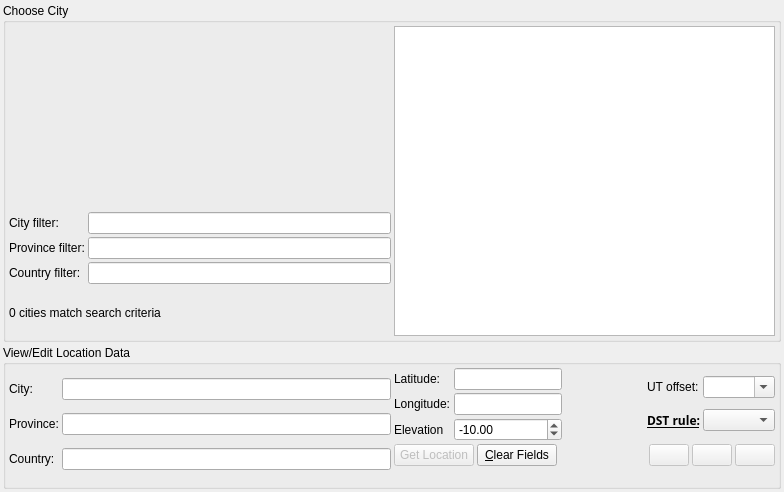
KDE/kstars, file kstars/dialogs/locationdialog.ui: the form before one commit.
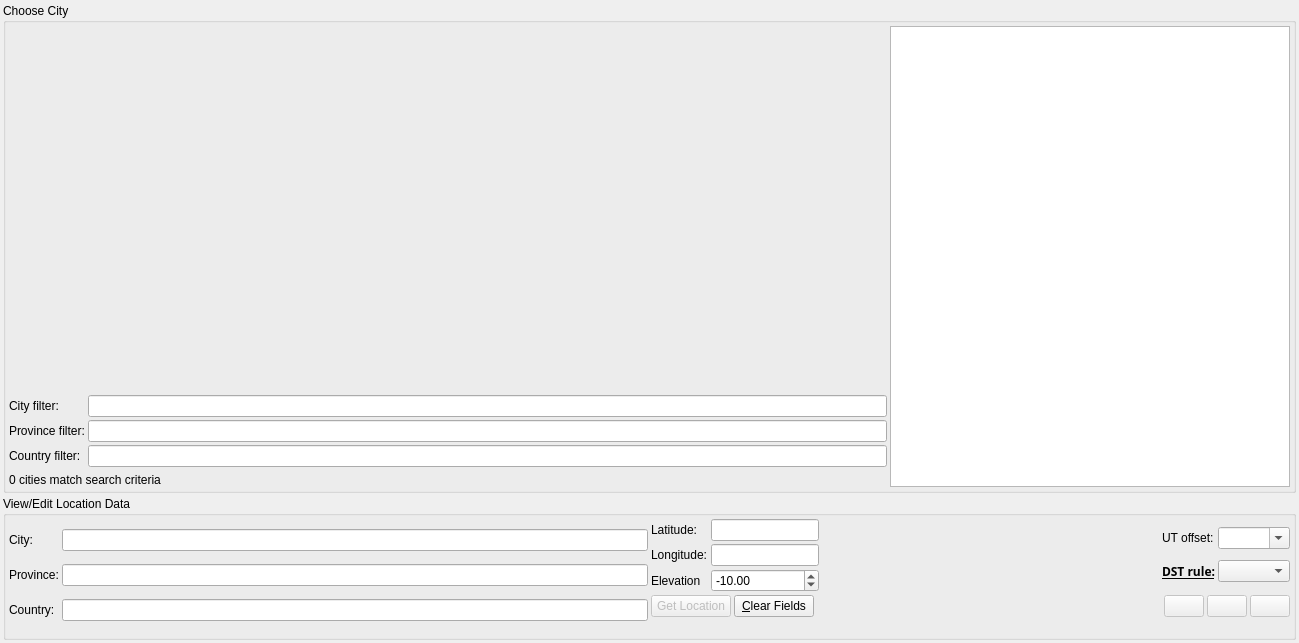
The form after the commit. Icons and pictures are not drawn. Custom widgets are drawn as their Qt base class.

What changed in the file:
```diff
--- a/kstars/dialogs/locationdialog.ui
+++ b/kstars/dialogs/locationdialog.ui
@@ -6,10 +6,28 @@
    <rect>
     <x>0</x>
     <y>0</y>
-    <width>784</width>
-    <height>492</height>
+    <width>1299</width>
+    <height>643</height>
    </rect>
   </property>
+  <property name="sizePolicy">
+   <sizepolicy hsizetype="MinimumExpanding" vsizetype="MinimumExpanding">
+    <horstretch>0</horstretch>
+    <verstretch>0</verstretch>
+   </sizepolicy>
+  </property>
+  <property name="minimumSize">
+   <size>
+    <width>800</width>
+    <height>480</height>
+   </size>
+  </property>
+  <property name="maximumSize">
+   <size>
+    <width>4000</width>
+    <height>2000</height>
+   </size>
+  </property>
   <layout class="QVBoxLayout">
    <property name="spacing">
     <number>3</number>
@@ -48,26 +66,12 @@
        <number>3</number>
       </property>
       <item>
-       <layout class="QVBoxLayout">
+       <layout class="QVBoxLayout" name="MapAndFilters">
         <property name="spacing">
          <number>6</number>
         </property>
-        <property name="leftMargin">
-         <number>0</number>
-        </property>
-        <property name="topMargin">
-         <number>0</number>
-        </property>
-        <property name="rightMargin">
-         <number>0</number>
-        </property>
-        <property name="bottomMargin">
-         <number>0</number>
-        </property>
-        <item>
-         <layout class="QHBoxLayout">
-          <property name="spacing">
-           <number>6</number>
+        <property name="sizeConstraint">
+         <enum>QLayout::SetMinimumSize</enum>
           </property>
           <property name="leftMargin">
            <number>0</number>
@@ -84,7 +88,7 @@
           <item>
            <widget class="MapCanvas" name="MapView">
             <property name="sizePolicy">
-             <sizepolicy hsizetype="Expanding" vsizetype="Expanding">
+           <sizepolicy hsizetype="MinimumExpanding" vsizetype="MinimumExpanding">
               <horstretch>0</horstretch>
               <verstretch>0</verstretch>
              </sizepolicy>
@@ -97,8 +101,8 @@
             </property>
             <property name="maximumSize">
              <size>
-              <width>360</width>
-              <height>180</height>
+            <width>4000</width>
+            <height>2000</height>
              </size>
             </property>
             <property name="frameShape">
@@ -109,10 +113,8 @@
             </property>
            </widget>
           </item>
-         </layout>
-        </item>
         <item>
-         <layout class="QGridLayout">
+         <layout class="QGridLayout" name="Filters">
           <property name="leftMargin">
            <number>0</number>
           </property>
@@ -170,7 +172,14 @@
        </layout>
       </item>
       <item>
-       <widget class="QListWidget" name="GeoBox"/>
+       <widget class="QListWidget" name="GeoBox">
+        <property name="maximumSize">
+         <size>
+          <width>400</width>
+          <height>16777215</height>
+         </size>
+        </property>
+       </widget>
       </item>
      </layout>
     </widget>
@@ -442,7 +451,6 @@
                <font>
                 <family>Sans Serif</family>
                 <pointsize>9</pointsize>
-                <weight>75</weight>
                 <italic>false</italic>
                 <bold>true</bold>
                 <underline>true</underline>
@@ -625,24 +633,6 @@
                </color>
               </brush>
              </colorrole>
-             <colorrole role="Text">
-              <brush brushstyle="SolidPattern">
-               <color alpha="255">
-                <red>0</red>
-                <green>0</green>
-                <blue>0</blue>
-               </color>
-              </brush>
-             </colorrole>
-             <colorrole>
-              <brush brushstyle="NoBrush">
-               <color alpha="128">
-                <red>0</red>
-                <green>0</green>
-                <blue>0</blue>
-               </color>
-              </brush>
-             </colorrole>
             </active>
             <inactive>
              <colorrole role="WindowText">
@@ -654,24 +644,6 @@
                </color>
               </brush>
              </colorrole>
-             <colorrole role="Text">
-              <brush brushstyle="SolidPattern">
-               <color alpha="255">
-                <red>0</red>
-                <green>0</green>
-                <blue>0</blue>
-               </color>
-              </brush>
-             </colorrole>
-             <colorrole>
-              <brush brushstyle="NoBrush">
-               <color alpha="128">
-                <red>0</red>
-                <green>0</green>
-                <blue>0</blue>
-               </color>
-              </brush>
-             </colorrole>
             </inactive>
             <disabled>
              <colorrole role="WindowText">
@@ -683,30 +655,11 @@
                </color>
               </brush>
              </colorrole>
-             <colorrole role="Text">
-              <brush brushstyle="SolidPattern">
-               <color alpha="255">
-                <red>190</red>
-                <green>190</green>
-                <blue>190</blue>
-               </color>
-              </brush>
-             </colorrole>
-             <colorrole>
-              <brush brushstyle="NoBrush">
-               <color alpha="128">
-                <red>0</red>
-                <green>0</green>
-                <blue>0</blue>
-               </color>
-              </brush>
-             </colorrole>
             </disabled>
            </palette>
           </property>
           <property name="font">
            <font>
-            <weight>75</weight>
             <bold>true</bold>
            </font>
           </property>
```
Left out of the diff: 9 changed lines with no effect on the pictures. Lines whose indentation alone changed are shown as unchanged.
